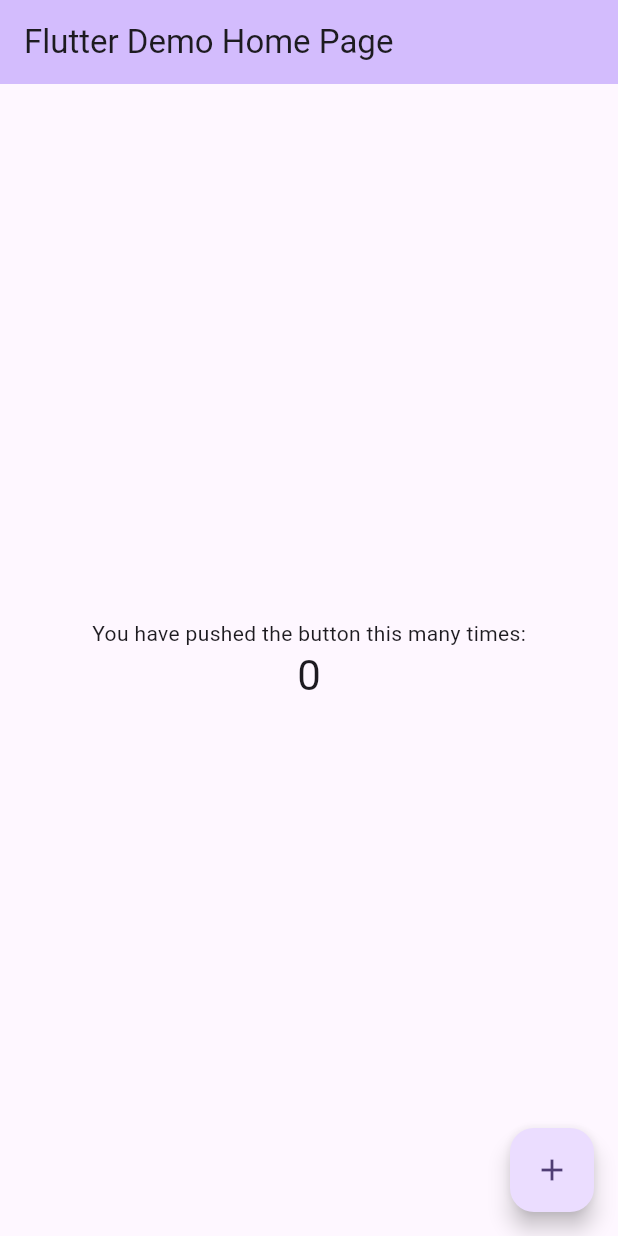
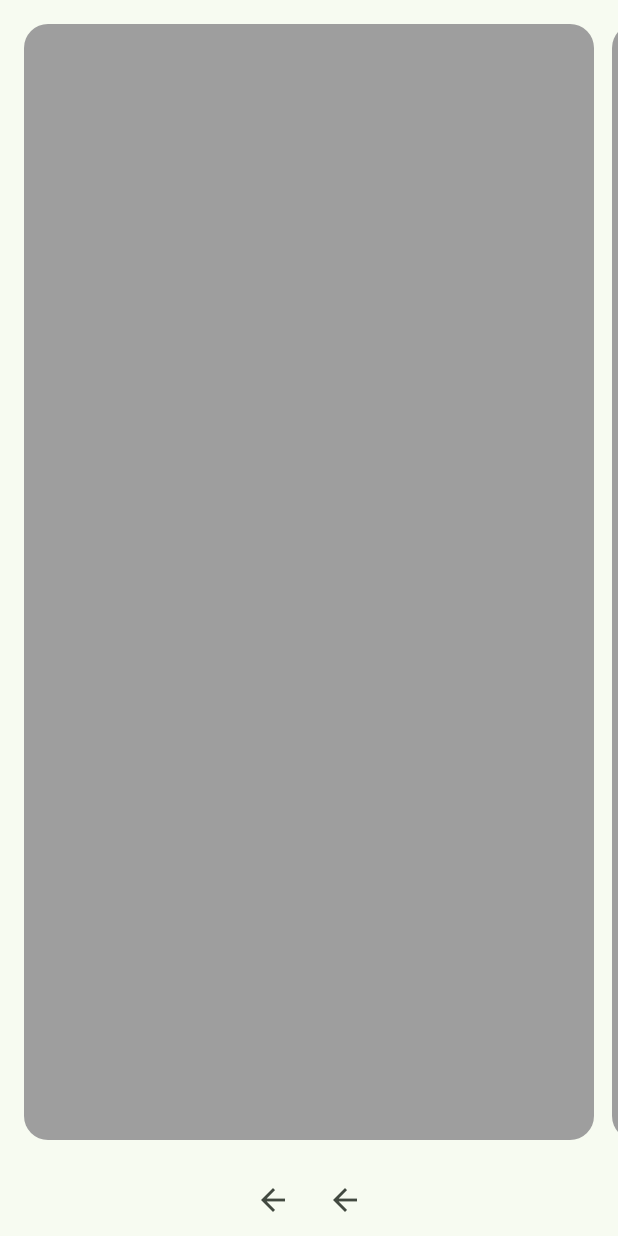
Before and after one commit to filippkos/flutter_pokemon_app, a Flutter app: the screen it shows after launch, on a phone screen of 412 x 824 dp. Run offline on Flutter 3.47's test engine with Material 3 defaults, Android fonts, the light colour scheme and no system bars.

Commit message:
Project structure. Dashboard screen. Pages realization with ListView.

```diff
--- a/lib/main.dart
+++ b/lib/main.dart
@@ -1,37 +1,30 @@
 import 'package:flutter/material.dart';
+import 'ui/dashboard_screen/dashboard_screen.dart';
 
 void main() {
-  runApp(const MyApp());
+  runApp(const PokemonApp());
 }
 
-class MyApp extends StatelessWidget {
-  const MyApp({super.key});
+class PokemonApp extends StatelessWidget {
+  const PokemonApp({super.key});
 
   // This widget is the root of your application.
   @override
   Widget build(BuildContext context) {
     return MaterialApp(
-      title: 'Flutter Demo',
+      title: 'PokemonApp',
       theme: ThemeData(
-        // This is the theme of your application.
-        //
-        // TRY THIS: Try running your application with "flutter run". You'll see
-        // the application has a purple toolbar. Then, without quitting the app,
-        // try changing the seedColor in the colorScheme below to Colors.green
-        // and then invoke "hot reload" (save your changes or press the "hot
-        // reload" button in a Flutter-supported IDE, or press "r" if you used
-        // the command line to start the app).
-        //
-        // Notice that the counter didn't reset back to zero; the application
-        // state is not lost during the reload. To reset the state, use hot
-        // restart instead.
-        //
-        // This works for code too, not just values: Most code changes can be
-        // tested with just a hot reload.
-        colorScheme: ColorScheme.fromSeed(seedColor: Colors.deepPurple),
+        colorScheme: ColorScheme.fromSeed(
+          seedColor: Colors.green,
+          background: Colors.white
+          ),
         useMaterial3: true,
       ),
-      home: const MyHomePage(title: 'Flutter Demo Home Page'),
+      routes: {
+        '/dashboard': (context) => DashboardScreen(),
+        '/list': (context) => MyHomePage(title: 'dsds'),
+      },
+      initialRoute: '/dashboard',
     );
   }
 }
--- /dev/null
+++ b/lib/ui/dashboard_screen/dashboard_screen.dart
@@ -0,0 +1,48 @@
+import 'package:flutter/material.dart';
+
+class DashboardScreen extends StatefulWidget {
+  const DashboardScreen({super.key});
+
+  @override
+  State<StatefulWidget> createState() => _DashboardScreenState();
+}
+
+class _DashboardScreenState extends State<DashboardScreen> {
+
+  @override
+  Widget build(BuildContext context) {
+    return Scaffold(
+      body: Container(
+        child: ListView.separated(
+        itemBuilder: (context, index) {
+          return dashboardPage(index);
+        },
+        scrollDirection: Axis.horizontal,
+        itemCount: 5,
+        padding: EdgeInsets.all(16),
+        separatorBuilder: (BuildContext context, int index) {
+          return const SizedBox(width: 12);
+        },
+      ),
+      ),
+      bottomNavigationBar: Row(
+        crossAxisAlignment: CrossAxisAlignment.center,
+        mainAxisAlignment: MainAxisAlignment.center,
+        children: [
+          BackButton(),
+          BackButton()
+        ],
+      )
+    );
+  }
+
+  Widget dashboardPage(int index) => Container(
+    width: MediaQuery.of(context).size.width - 32,
+    height: MediaQuery.of(context).size.height - 150,
+    decoration: BoxDecoration(
+      borderRadius: BorderRadius.circular(16),
+      color: Colors.grey,
+    ),
+  );
+
+}
```
Also changed, not shown: 1 other file.
